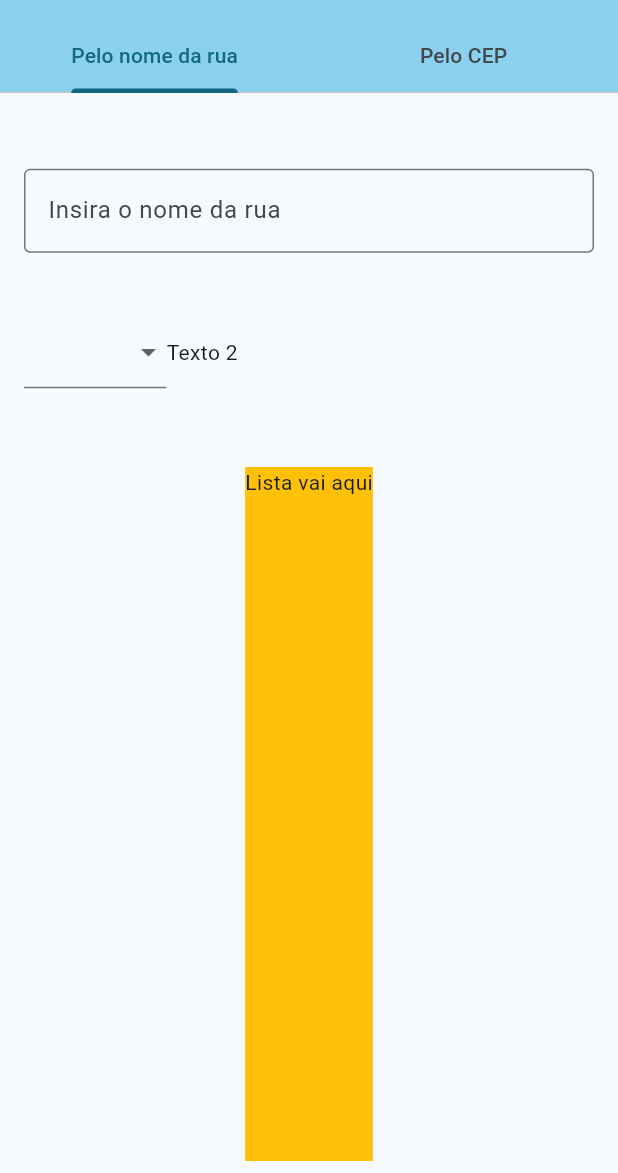
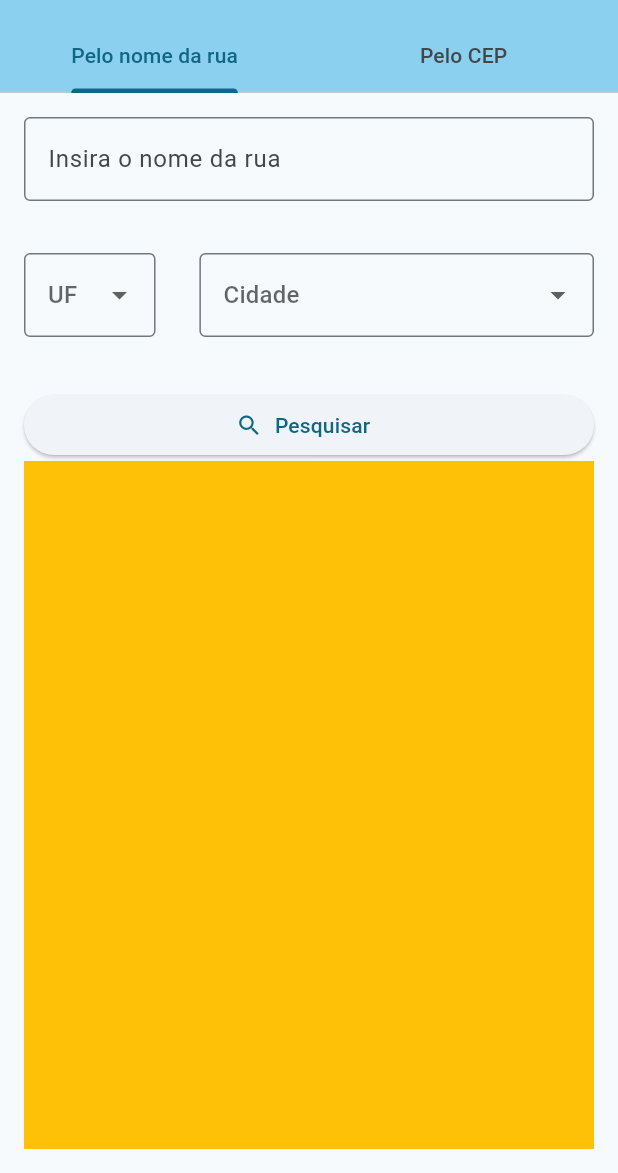
Before and after one commit to esantos1/buscadordecep, a Flutter app: the screen it shows after launch, on a phone screen of 412 x 824 dp, the part 63-1236 px from its top. Run offline on Flutter 3.47's test engine with Material 2 defaults, Android fonts, the phone set to English and light mode, and no system bars.

```diff
--- a/lib/model/check_by_address_model.dart
+++ b/lib/model/check_by_address_model.dart
@@ -31,10 +31,32 @@ class CheckByAddressModel {
     'TO'
   ];
 
+  static final cityTest = [
+    'Cidade A',
+    'Cidade B',
+    'Cidade C',
+    'Cidade D',
+    'Cidade E',
+    'Cidade F',
+    'Cidade G',
+    'Cidade H',
+    'Cidade I',
+    'Cidade J',
+  ];
+
   final dropdownUfItems = ufs
       .map((e) => DropdownMenuItem(
             value: e,
             child: Text(e),
           ))
       .toList();
+
+  final dropdowncityTestItems = cityTest
+      .map((e) => DropdownMenuItem(
+            value: e,
+            child: Text(e),
+          ))
+      .toList();
+
+  final txtStreetNameController = TextEditingController();
 }
--- /dev/null
+++ b/lib/model/check_by_cep_model.dart
@@ -0,0 +1,5 @@
+import 'package:flutter/material.dart';
+
+class CheckByCepModel {
+  final txtCepController = TextEditingController();
+}
--- /dev/null
+++ b/lib/shared/widgets/search_form_field.dart
@@ -0,0 +1,32 @@
+import 'package:flutter/material.dart';
+
+class SearchFormField extends StatelessWidget {
+  final TextEditingController? controller;
+  final String labelText;
+  final String? hintText;
+  final ValueChanged? onChanged;
+  final String? Function(String?)? validator;
+
+  const SearchFormField({
+    super.key,
+    required this.controller,
+    required this.labelText,
+    this.hintText,
+    this.onChanged,
+    this.validator,
+  });
+
+  @override
+  Widget build(BuildContext context) {
+    return TextFormField(
+      controller: controller,
+      decoration: InputDecoration(
+        label: Text(labelText),
+        hintText: hintText,
+        border: OutlineInputBorder(),
+      ),
+      onChanged: onChanged,
+      validator: validator,
+    );
+  }
+}
--- a/lib/views/check_by_address_view.dart
+++ b/lib/views/check_by_address_view.dart
@@ -1,57 +1,96 @@
 import 'package:buscadordecep/controller/check_by_address_controller.dart';
+import 'package:buscadordecep/shared/widgets/search_form_field.dart';
 import 'package:flutter/material.dart';
 
 class CheckByAddressView extends StatelessWidget {
   CheckByAddressView({super.key});
 
-  final viewController = CheckByAddressController();
+  final controller = CheckByAddressController();
 
   @override
-  Widget build(BuildContext context) => Padding(
-        padding: const EdgeInsets.symmetric(horizontal: 16, vertical: 8),
+  Widget build(BuildContext context) => Container(
+        margin: EdgeInsets.symmetric(horizontal: 16.0, vertical: 16.0),
         child: Column(
           children: [
-            Expanded(
-              flex: 1,
-              child: Form(
-                child: Column(
-                  mainAxisAlignment: MainAxisAlignment.spaceEvenly,
-                  children: [
-                    TextFormField(
-                      decoration: InputDecoration(
-                        label: Text('Insira o nome da rua'),
-                        hintText: 'Ex.: Praça da Sé',
-                        border: OutlineInputBorder(),
-                      ),
-                    ),
-                    Row(
-                      children: [
-                        Expanded(
-                          flex: 1,
-                          child: DropdownButtonFormField(
-                            items: viewController.model.dropdownUfItems,
-                            onChanged: (value) {
-                              print(value);
-                              print('Valor alterado!\n');
-                            },
-                          ),
-                        ),
-                        Expanded(flex: 3, child: Text('Texto 2')),
-                      ],
-                    ),
-                  ],
-                ),
-              ),
-            ),
-            SizedBox(height: 10),
+            Expanded(child: _form()),
             Expanded(
               flex: 2,
               child: Container(
                 color: Colors.amber,
-                child: Text('Lista vai aqui'),
               ),
+            )
+          ],
+        ),
+      );
+
+  Widget _form() => Form(
+        child: Column(
+          children: [
+            SearchFormField(
+              controller: controller.model.txtStreetNameController,
+              labelText: 'Insira o nome da rua',
+              hintText: 'Ex.: Praça da Sé, Rua Guaianazes',
+            ),
+            Spacer(),
+            Row(
+              children: [
+                Expanded(
+                  flex: 3,
+                  child: SearchDropdownButtonFormField(
+                    hintText: 'UF',
+                    items: controller.model.dropdownUfItems,
+                    onChanged: (value) {},
+                  ),
+                ),
+                Spacer(),
+                Expanded(
+                  flex: 9,
+                  child: SearchDropdownButtonFormField(
+                    hintText: 'Cidade',
+                    items: controller.model.dropdowncityTestItems,
+                    onChanged: (value) {},
+                  ),
+                ),
+              ],
+            ),
+            Spacer(),
+            Row(
+              children: [
+                Expanded(
+                  child: ElevatedButton.icon(
+                    onPressed: () {},
+                    icon: Icon(Icons.search),
+                    label: Text('Pesquisar'),
+                  ),
+                ),
+              ],
             ),
           ],
         ),
       );
 }
+
+class SearchDropdownButtonFormField extends StatelessWidget {
+  final String hintText;
+  final List<DropdownMenuItem<dynamic>> items;
+  final ValueChanged onChanged;
+
+  const SearchDropdownButtonFormField({
+    super.key,
+    required this.hintText,
+    required this.items,
+    required this.onChanged,
+  });
+
+  @override
+  Widget build(BuildContext context) {
+    return DropdownButtonFormField(
+      hint: Text(hintText),
+      items: items,
+      onChanged: onChanged,
+      decoration: InputDecoration(
+        border: OutlineInputBorder(),
+      ),
+    );
+  }
+}
```
Also changed, not shown: lib/classes/address.dart (+6 -1 lines), lib/controller/check_by_cep_controller.dart (added, +24 -0 lines), lib/views/check_by_cep_view.dart (+29 -14 lines), 3 other files.
